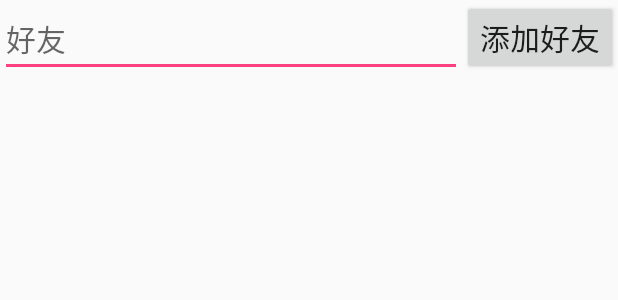
After one commit to youniworld/easemobintegration, an Android app: the layout activity_add_friend.xml on its own in the app's theme, with its tools: preview values and no code run, on a phone screen of 412 x 824 dp. The commit adds this screen. Shown: the top 300 px of the screen. Run offline under Robolectric (Android 15) with nearby library versions, the phone set to English and light mode, and no system bars.

```diff
--- a/TestApp/app/src/main/AndroidManifest.xml
+++ b/TestApp/app/src/main/AndroidManifest.xml
@@ -51,6 +51,9 @@
 
         </activity>
 
+        <activity android:name=".ui.AddFriendActivity">
+
+        </activity>
         <!-- 设置环信应用的appkey -->
         <meta-data
             android:name="EASEMOB_APPKEY"
--- /dev/null
+++ b/TestApp/app/src/main/res/layout/activity_add_friend.xml
@@ -0,0 +1,20 @@
+<?xml version="1.0" encoding="utf-8"?>
+<LinearLayout xmlns:android="http://schemas.android.com/apk/res/android"
+    android:orientation="horizontal" android:layout_width="match_parent"
+    android:layout_height="match_parent">
+
+    <EditText
+        android:id="@+id/tv_friend_name"
+        android:layout_width="0dp"
+        android:layout_weight="1"
+        android:layout_height="wrap_content"
+        android:textSize="20sp"
+        android:hint="好友"/>
+
+    <Button
+        android:id="@+id/btn_add_friend"
+        android:layout_width="wrap_content"
+        android:layout_height="wrap_content"
+        android:textSize="20sp"
+        android:text="添加好友"/>
+</LinearLayout>
```
Also changed, not shown: TestApp/app/src/main/java/com/example/youni/testapp/model/DemoUser.java (added, +31 -0 lines), TestApp/app/src/main/java/com/example/youni/testapp/model/Model.java (+5 -29 lines), TestApp/app/src/main/java/com/example/youni/testapp/model/db/DBManager.java (+24 -7 lines), TestApp/app/src/main/java/com/example/youni/testapp/ui/AddFriendActivity.java (added, +76 -0 lines), TestApp/app/src/main/java/com/example/youni/testapp/ui/MainActivity.java (+65 -4 lines), TestApp/app/src/main/java/com/example/youni/testapp/ui/fragment/ContactListFragment.java (+6 -4 lines).
